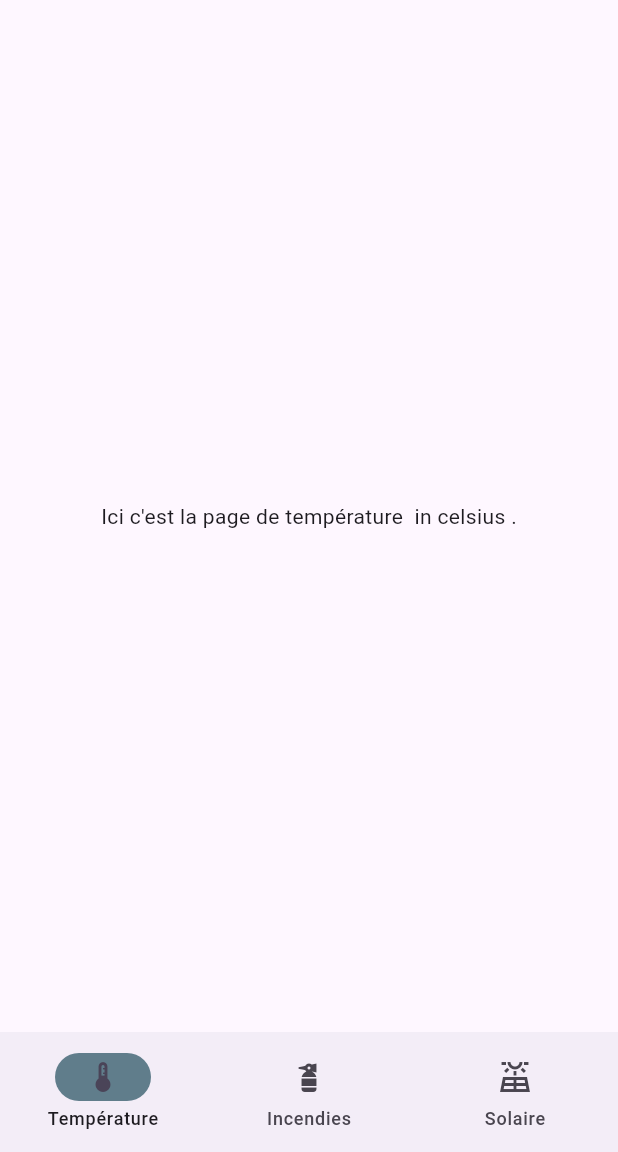
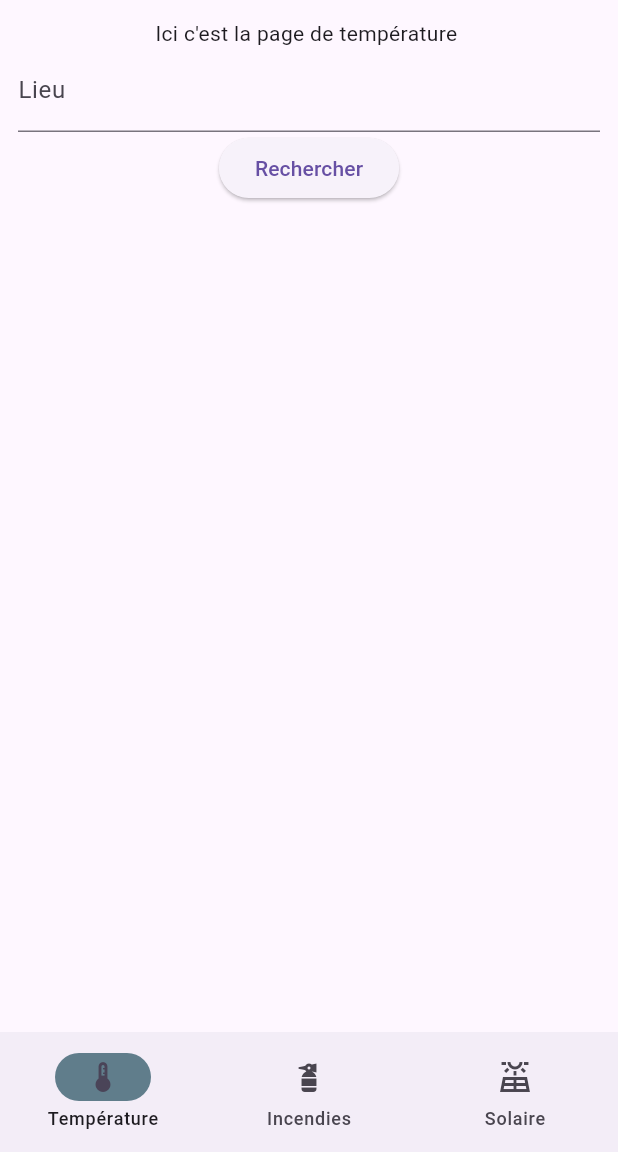
Before and after one commit to Jeremy-Carre/clim-app, a Flutter app: the screen it shows after launch, on a phone screen of 412 x 824 dp, the part 84-1236 px from its top. Run offline on Flutter 3.47's test engine with Material 3 defaults, Android fonts, the phone set to English and light mode, and no system bars; our stand-ins replace material_ui.

Commit message:
Temperatures affichage moche

```diff
--- /dev/null
+++ b/lib/models/temperature_annuelle.dart
@@ -0,0 +1,9 @@
+class TemperatureAnnuelle {
+    final int annee;
+    final double temperature;
+
+    TemperatureAnnuelle({
+        required this.annee,
+        required this.temperature,
+    });
+}
--- a/lib/pages/temperature_page.dart
+++ b/lib/pages/temperature_page.dart
@@ -1,18 +1,114 @@
+
+import 'package:material_ui/material_ui.dart';
 import 'package:climapp/models/temperature_mods.dart';
-import 'package:material_ui/material_ui.dart';
+import 'package:climapp/models/temperature_annuelle.dart';
+import 'package:climapp/services/geocoding_service.dart';
+import 'package:climapp/services/nasa_service.dart';
+import 'package:climapp/calculs/temperature_calculs.dart';
 
-class TemperaturePage extends StatelessWidget {
+
+// Attention affichage moche désolé c'est juste pour tester !!!
+
+class TemperaturePage extends StatefulWidget {
   final String title;
   final TemperatureMods temperatureMod;
-  TemperaturePage({
+
+  const TemperaturePage({
     super.key,
     required this.title,
     required this.temperatureMod,
   });
+
+  @override
+  State<TemperaturePage> createState() => _TemperaturePageState();
+}
+
+class _TemperaturePageState extends State<TemperaturePage> {
+  final GeocodingService geocodingService = GeocodingService();
+  final NasaService nasaService = NasaService();
+
+  final TextEditingController lieuController =
+      TextEditingController();
+
+  List<TemperatureAnnuelle> temperatures = [];
+
+  Future<void> rechercher() async {
+    setState(() {
+      temperatures = [];
+    });
+
+    final coordonnees = await geocodingService.trouverCoordonnees(
+      lieuController.text.trim(),
+    );
+
+    final resultats = await nasaService.recupererTemperatures(
+      latitude: coordonnees['latitude']!,
+      longitude: coordonnees['longitude']!,
+    );
+
+
+    if (!mounted) return;
+
+    setState(() {
+      temperatures = resultats;
+    });
+  }
+
+  @override
+  void dispose() {
+    lieuController.dispose();
+    super.dispose();
+  }
+
+  @override
   @override
   Widget build(BuildContext context) {
-    return Scaffold(
-      body: Center(child: Text('$title in ${temperatureMod.name} .')),
+    return Padding(
+      padding: const EdgeInsets.all(12),
+      child: Column(
+        children: [
+          Text(widget.title),
+
+          TextField(
+            controller: lieuController,
+            decoration: const InputDecoration(
+              labelText: 'Lieu',
+              hintText: 'Ex. : Paris, France',
+            ),
+          ),
+
+          ElevatedButton(
+            onPressed: rechercher,
+            child: const Text('Rechercher'),
+          ),
+          if (temperatures.length >= 20)
+            Text(
+              'La température moyenne a '
+              '${calculerRechauffement(temperatures) >= 0 ? "augmenté" : "diminué"} de '
+              '${calculerRechauffement(temperatures).abs().toStringAsFixed(1)} °C '
+              'entre les dix premières et dix dernières années.'),
+
+          Expanded(
+            child: ListView(
+              children: temperatures.map((t) {
+                final valeur =
+                    widget.temperatureMod == TemperatureMods.fahrenheit
+                        ? t.temperature * 9 / 5 + 32
+                        : t.temperature;
+
+                final unite =
+                    widget.temperatureMod == TemperatureMods.celsius
+                        ? '°C'
+                        : '°F';
+
+                return Text(
+                  '${t.annee} : ${valeur.toStringAsFixed(1)} $unite',
+                );
+              }).toList(),
+            ),
+          ),
+        ],
+      ),
     );
   }
 }
--- a/pubspec.yaml
+++ b/pubspec.yaml
@@ -35,6 +35,7 @@ dependencies:
   # The following adds the Cupertino Icons font to your application.
   # Use with the CupertinoIcons class for iOS style icons.
   cupertino_icons: ^1.0.8
+  http: ^1.6.0
 
 dev_dependencies:
   flutter_test:
```
Also changed, not shown: lib/calculs/temperature_calculs.dart (added, +23 -0 lines), lib/services/geocoding_service.dart (added, +37 -0 lines), lib/services/nasa_service.dart (added, +58 -0 lines), pubspec.lock.
